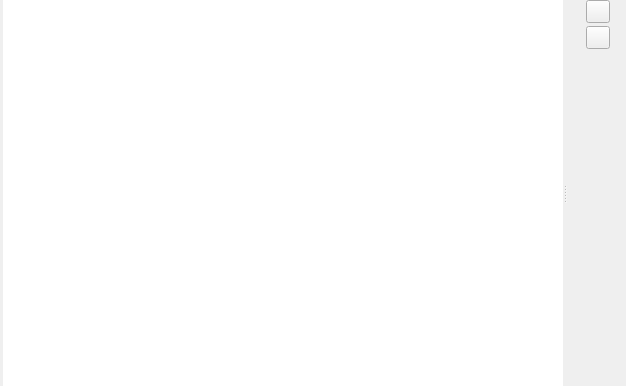
RxLaboratory/Ramses-Client, file src/listmanagerwidget.ui: the form before one commit.
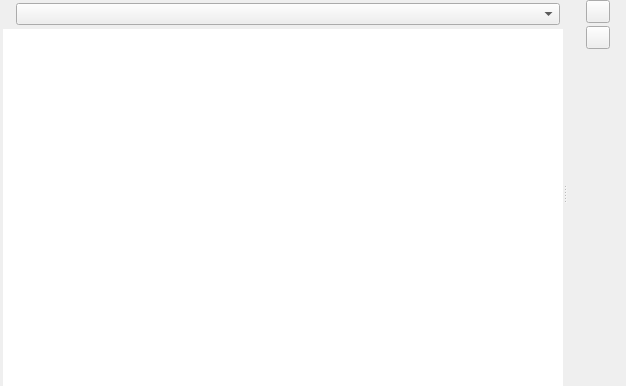
The form after the commit. Icons and pictures are not drawn.

Diff of the .ui file:
```diff
--- a/src/listmanagerwidget.ui
+++ b/src/listmanagerwidget.ui
@@ -39,6 +39,58 @@
        <property name="spacing">
         <number>3</number>
        </property>
+       <property name="topMargin">
+        <number>0</number>
+       </property>
+       <item>
+        <widget class="QWidget" name="filterWidget" native="true">
+         <layout class="QHBoxLayout" name="horizontalLayout" stretch="0,12">
+          <property name="spacing">
+           <number>3</number>
+          </property>
+          <property name="leftMargin">
+           <number>3</number>
+          </property>
+          <property name="topMargin">
+           <number>3</number>
+          </property>
+          <property name="rightMargin">
+           <number>3</number>
+          </property>
+          <property name="bottomMargin">
+           <number>1</number>
+          </property>
+          <item>
+           <widget class="QLabel" name="label">
+            <property name="sizePolicy">
+             <sizepolicy hsizetype="Minimum" vsizetype="Preferred">
+              <horstretch>0</horstretch>
+              <verstretch>0</verstretch>
+             </sizepolicy>
+            </property>
+            <property name="maximumSize">
+             <size>
+              <width>14</width>
+              <height>14</height>
+             </size>
+            </property>
+            <property name="text">
+             <string/>
+            </property>
+            <property name="pixmap">
+             <pixmap resource="resources.qrc">:/icons/filter</pixmap>
+            </property>
+            <property name="scaledContents">
+             <bool>true</bool>
+            </property>
+           </widget>
+          </item>
+          <item>
+           <widget class="QComboBox" name="filterBox"/>
+          </item>
+         </layout>
+        </widget>
+       </item>
        <item>
         <widget class="QListWidget" name="list">
          <property name="frameShape">
```
